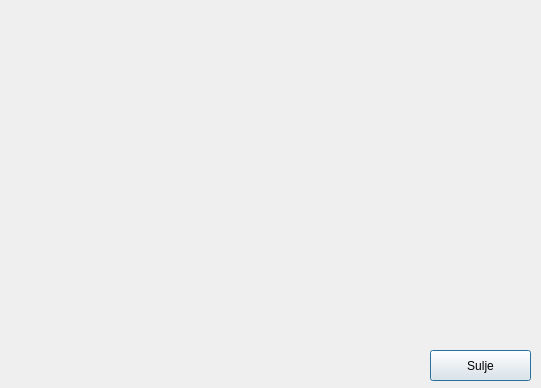
The window that frontend/chooseAction/transactions.ui (banksimul-2023-22spo/group_1) describes before a commit, drawn with Qt 5.
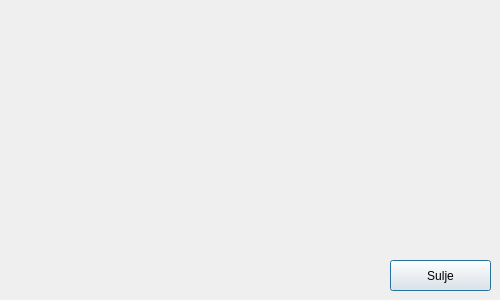
The same window after the commit.

The edit to the form file:
```diff
--- a/frontend/chooseAction/transactions.ui
+++ b/frontend/chooseAction/transactions.ui
@@ -6,18 +6,24 @@
    <rect>
     <x>0</x>
     <y>0</y>
-    <width>541</width>
-    <height>388</height>
+    <width>500</width>
+    <height>300</height>
    </rect>
   </property>
+  <property name="minimumSize">
+   <size>
+    <width>500</width>
+    <height>300</height>
+   </size>
+  </property>
   <property name="windowTitle">
    <string>Dialog</string>
   </property>
   <widget class="QPushButton" name="pushButton">
    <property name="geometry">
     <rect>
-     <x>430</x>
-     <y>350</y>
+     <x>390</x>
+     <y>260</y>
      <width>101</width>
      <height>31</height>
     </rect>
```
